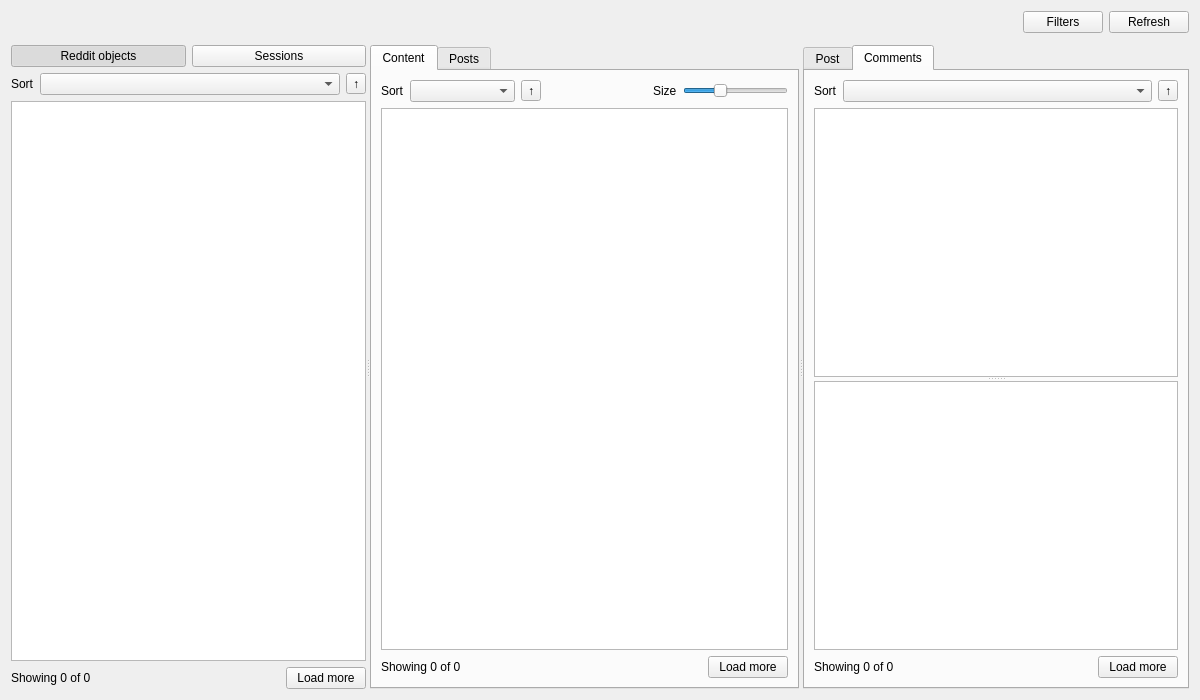
Above: Resources/ui_files/database_views/database_viewer.ui from myanonapps/DownloaderForReddit before the change. Below: the same form after it.
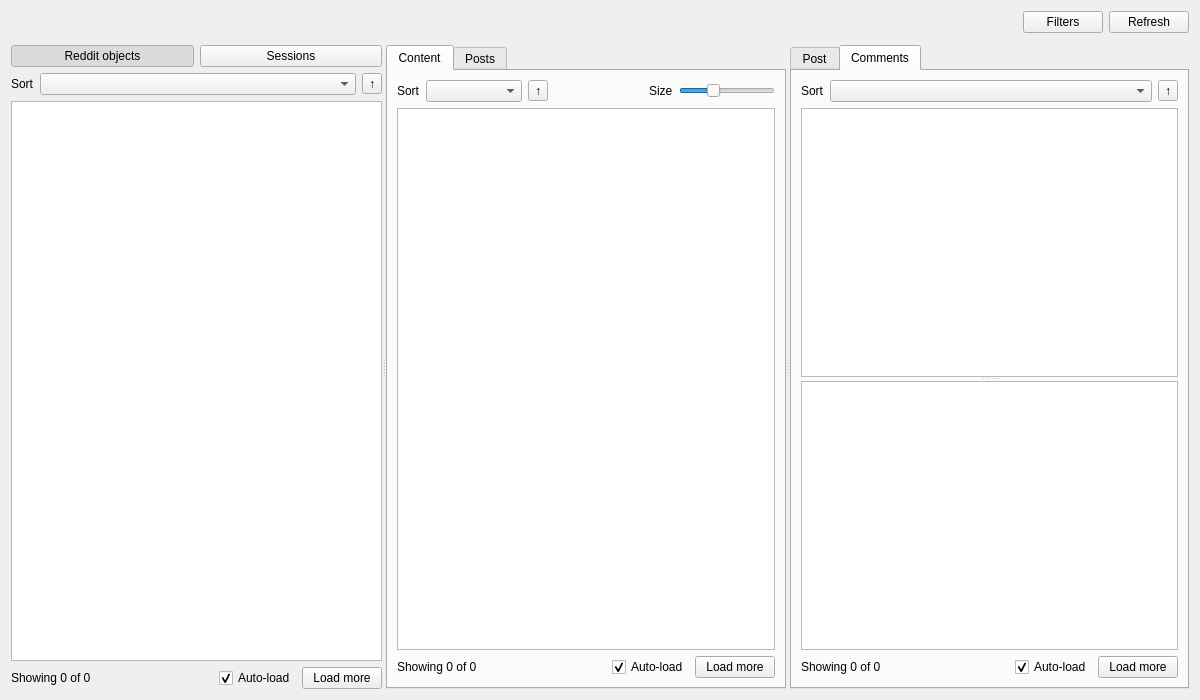
That is the form after the change. The open tabs and pages were chosen to show the change. Custom widgets are drawn as their Qt base class.

What changed in the file:
```diff
--- a/Resources/ui_files/database_views/database_viewer.ui
+++ b/Resources/ui_files/database_views/database_viewer.ui
@@ -216,6 +216,19 @@
                </property>
               </spacer>
              </item>
+             <item>
+              <widget class="QCheckBox" name="reddit_object_auto_check">
+               <property name="text">
+                <string>Auto-load</string>
+               </property>
+               <property name="toolTip">
+                <string>Load the next page automatically when you scroll near the end</string>
+               </property>
+               <property name="checked">
+                <bool>true</bool>
+               </property>
+              </widget>
+             </item>
              <item>
               <widget class="QPushButton" name="reddit_object_more_button">
                <property name="text">
@@ -481,6 +494,19 @@
             </property>
            </spacer>
           </item>
+          <item>
+           <widget class="QCheckBox" name="content_auto_check">
+            <property name="text">
+             <string>Auto-load</string>
+            </property>
+            <property name="toolTip">
+             <string>Load the next page automatically when you scroll near the end</string>
+            </property>
+            <property name="checked">
+             <bool>true</bool>
+            </property>
+           </widget>
+          </item>
           <item>
            <widget class="QPushButton" name="content_more_button">
             <property name="text">
@@ -710,6 +736,19 @@
             </property>
            </spacer>
           </item>
+          <item>
+           <widget class="QCheckBox" name="comment_auto_check">
+            <property name="text">
+             <string>Auto-load</string>
+            </property>
+            <property name="toolTip">
+             <string>Load the next page automatically when you scroll near the end</string>
+            </property>
+            <property name="checked">
+             <bool>true</bool>
+            </property>
+           </widget>
+          </item>
           <item>
            <widget class="QPushButton" name="comment_more_button">
             <property name="text">
```
Left out of the diff: 26 changed lines with no effect on the pictures.
